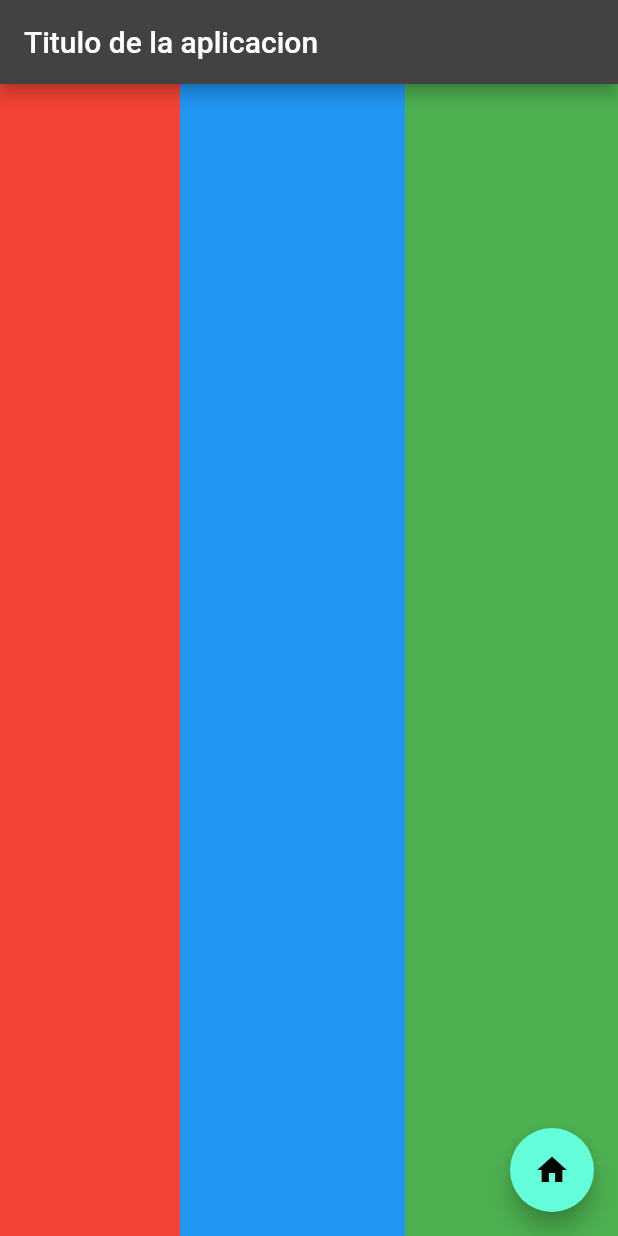
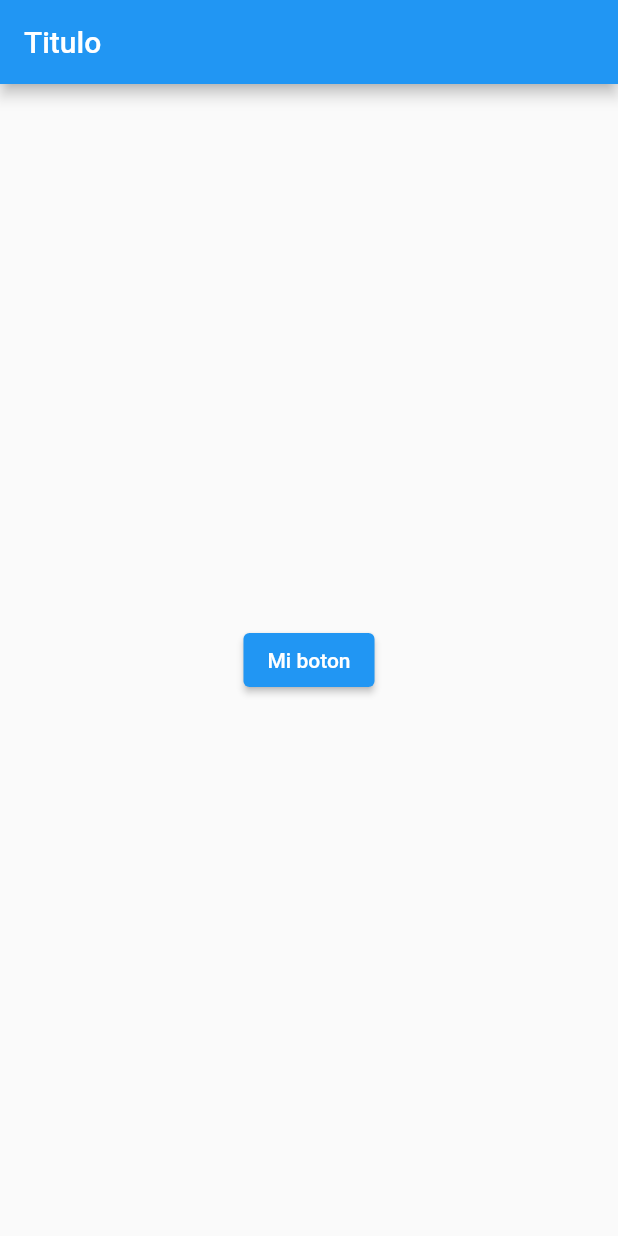
Before and after one commit to Alvardud/Programacion-Movil-EMI-I2022, a Flutter app: the screen it shows after launch, on a phone screen of 412 x 824 dp. Run offline on Flutter 3.47's test engine with Material 2 defaults, Android fonts, the phone set to English and light mode, and no system bars.

```diff
--- a/flutter/aplicacion/lib/main.dart
+++ b/flutter/aplicacion/lib/main.dart
@@ -3,53 +3,45 @@ import 'package:flutter/material.dart';
 const Color darkBlue = Color.fromARGB(255, 18, 32, 47);
 
 void main() {
-  runApp(MyApp());
+  runApp(MyApp2());
 }
 
-class MyApp extends StatelessWidget {
+class MyApp2 extends StatefulWidget {
+  const MyApp2({Key? key}) : super(key: key);
 
-  String titulo = "Titulo de la aplicacion";
+  @override
+  _MyApp2State createState() => _MyApp2State();
+}
+
+class _MyApp2State extends State<MyApp2> {
+  String? titulo;
+  Color? fondo;
+
+  @override
+  void initState() {
+    titulo = "Mi boton";
+    fondo = Colors.blue;
+    super.initState();
+  }
 
   @override
   Widget build(BuildContext context) {
+    return MaterialApp(
+      home: Scaffold(
+      appBar: AppBar(
+        title: Text("Titulo"),
+      ),
+      body: Center(
+          child: ElevatedButton(
+        child: Text(titulo!),
+        onPressed: () {
+          setState(() {
+            titulo = "Boton presionado";
+          });
+        },
+      )),
+    )
 
-    return MaterialApp(
-      theme: ThemeData.dark().copyWith(
-        scaffoldBackgroundColor: darkBlue,
-      ),
-      debugShowCheckedModeBanner: false,
-      home: Scaffold(
-        floatingActionButton: FloatingActionButton(
-          child: Icon(Icons.home),
-          onPressed: (){
-            titulo = "Nuevo titulo de aplicacion";
-          }
-        ),
-        appBar: AppBar(
-          title: Text(titulo)
-        ),
-        /*body: Stack(
-          children: [
-            Align(child:Container(height:150,width:150,color: Colors.red),alignment:Alignment.center),
-            Positioned(top:100,right:0,left:200,
-              child:Container(height:150,width:100, color: Colors.blue)),
-            Positioned(
-              bottom: -90,
-              child:Container(height:100, width:120,color: Colors.green)),
-          ]
-        )*/
-        body: ListView(
-          scrollDirection: Axis.horizontal,
-          children:[
-            Container(height:150,width:120,color: Colors.red),
-            Container(height:100,width:150,color: Colors.blue),
-            Container(height:120,width:250,color: Colors.green),
-            Container(height:150,width:150,color: Colors.yellow),
-            Container(height:150,width:150,color: Colors.purple),
-            Container(height:150,width:150,color: Colors.pink)
-          ]
-        )
-      ),
     );
-  }
+    }
 }
```
